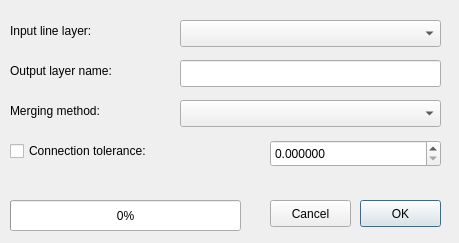
This is merge_lines_dialog_base.ui in ArMoraer/QGISMergeLines as Qt 5 draws it before an edit. The edited form follows.
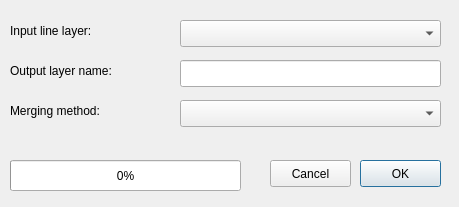
This is the edited form.

Commit message: Removed snap option

```diff
--- a/merge_lines_dialog_base.ui
+++ b/merge_lines_dialog_base.ui
@@ -7,7 +7,7 @@
     <x>0</x>
     <y>0</y>
     <width>459</width>
-    <height>243</height>
+    <height>207</height>
    </rect>
   </property>
   <property name="windowTitle">
@@ -63,7 +63,7 @@
    <property name="geometry">
     <rect>
      <x>10</x>
-     <y>200</y>
+     <y>160</y>
      <width>231</width>
      <height>31</height>
     </rect>
@@ -95,40 +95,11 @@
     </rect>
    </property>
   </widget>
-  <widget class="QCheckBox" name="toleranceCheckBox">
-   <property name="geometry">
-    <rect>
-     <x>10</x>
-     <y>140</y>
-     <width>181</width>
-     <height>22</height>
-    </rect>
-   </property>
-   <property name="text">
-    <string>Connection tolerance:</string>
-   </property>
-  </widget>
-  <widget class="QDoubleSpinBox" name="toleranceSpinBox">
-   <property name="geometry">
-    <rect>
-     <x>270</x>
-     <y>140</y>
-     <width>171</width>
-     <height>27</height>
-    </rect>
-   </property>
-   <property name="decimals">
-    <number>6</number>
-   </property>
-   <property name="maximum">
-    <double>999.990000000000009</double>
-   </property>
-  </widget>
   <widget class="QPushButton" name="runButton">
    <property name="geometry">
     <rect>
      <x>360</x>
-     <y>200</y>
+     <y>160</y>
      <width>81</width>
      <height>27</height>
     </rect>
@@ -141,7 +112,7 @@
    <property name="geometry">
     <rect>
      <x>270</x>
-     <y>200</y>
+     <y>160</y>
      <width>81</width>
      <height>27</height>
     </rect>
```
The commit also changes 1 other file.
